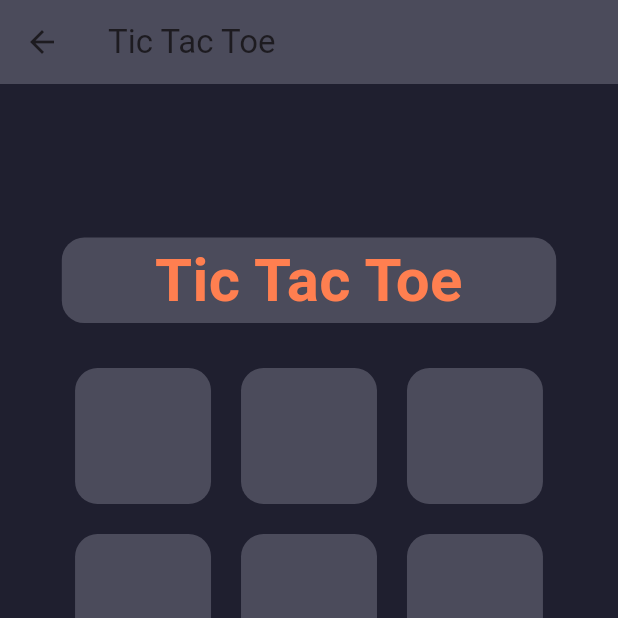
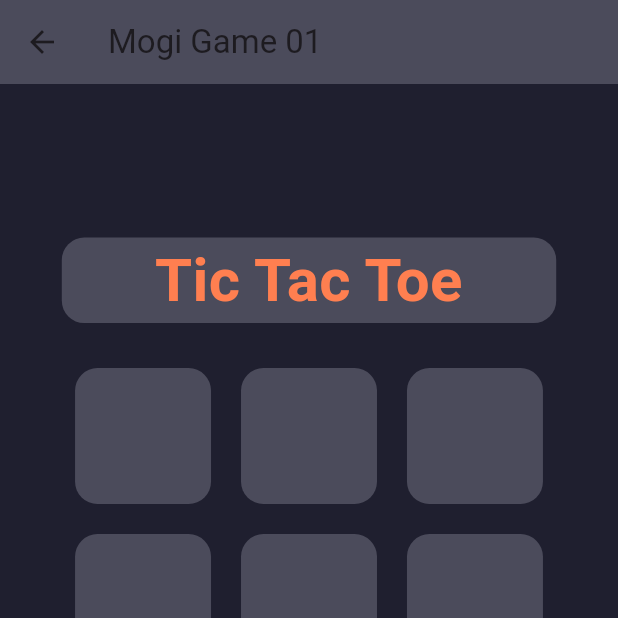
Before and after one commit to LeoMogiano/flutter_designs, a Flutter app: the screen it shows after launch, after a tap on "Start Game", on a phone screen of 412 x 824 dp, the top half of it. Run offline on Flutter 3.47's test engine with Material 3 defaults, Android fonts, the phone set to English and light mode, and no system bars; our stand-ins replace fl_chart.

```diff
--- a/mogi_game_01/lib/screens/game_screen.dart
+++ b/mogi_game_01/lib/screens/game_screen.dart
@@ -41,7 +41,7 @@ class _GameScreenState extends State<GameScreen> {
         backgroundColor: AppColors.blueDarkColor,
         appBar: AppBar(
           backgroundColor: AppColors.blueColor,
-          title: const Text('Tic Tac Toe'),
+          title: const Text('Mogi Game 01'),
         ),
         body: SafeArea(
           child: Center(
--- a/mogi_game_01/lib/screens/home_screen.dart
+++ b/mogi_game_01/lib/screens/home_screen.dart
@@ -22,7 +22,7 @@ class _HomeScreenState extends State<HomeScreen> {
           mainAxisAlignment: MainAxisAlignment.center,
           children: [
             Text(
-              'Mogi Game',
+              'Tic Tac Toe',
               style: TextStyle(
                 color: whiteColor,
                 fontSize: 40,
```
Also changed, not shown: 8 other files.
